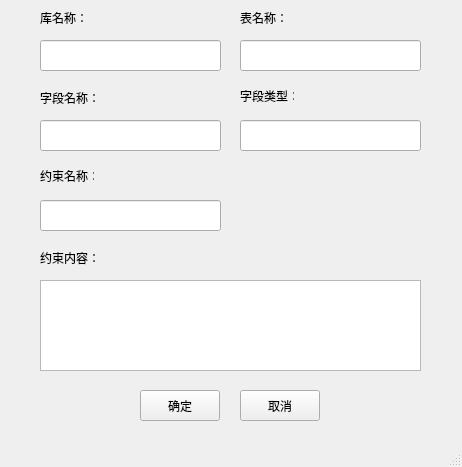
Old version of the form tbl_createwindow.ui in the repository aSquade/FirstDBMS.
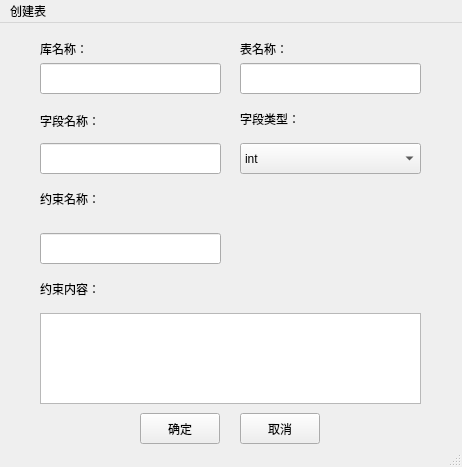
New version of the form.

```diff
--- a/tbl_createwindow.ui
+++ b/tbl_createwindow.ui
@@ -20,7 +20,7 @@
       <x>240</x>
       <y>10</y>
       <width>171</width>
-      <height>16</height>
+      <height>31</height>
      </rect>
     </property>
     <property name="text">
@@ -90,32 +90,22 @@
     <property name="geometry">
      <rect>
       <x>240</x>
-      <y>90</y>
-      <width>54</width>
-      <height>12</height>
+      <y>75</y>
+      <width>81</width>
+      <height>41</height>
      </rect>
     </property>
     <property name="text">
      <string>字段类型：</string>
     </property>
    </widget>
-   <widget class="QLineEdit" name="columnType">
-    <property name="geometry">
-     <rect>
-      <x>240</x>
-      <y>120</y>
-      <width>181</width>
-      <height>31</height>
-     </rect>
-    </property>
-   </widget>
    <widget class="QLabel" name="label_4">
     <property name="geometry">
      <rect>
       <x>40</x>
-      <y>170</y>
-      <width>54</width>
-      <height>12</height>
+      <y>160</y>
+      <width>91</width>
+      <height>31</height>
      </rect>
     </property>
     <property name="text">
@@ -126,7 +116,7 @@
     <property name="geometry">
      <rect>
       <x>40</x>
-      <y>200</y>
+      <y>210</y>
       <width>181</width>
       <height>31</height>
      </rect>
@@ -137,8 +127,8 @@
      <rect>
       <x>40</x>
       <y>250</y>
-      <width>61</width>
-      <height>16</height>
+      <width>171</width>
+      <height>31</height>
      </rect>
     </property>
     <property name="text">
@@ -149,7 +139,7 @@
     <property name="geometry">
      <rect>
       <x>40</x>
-      <y>280</y>
+      <y>290</y>
       <width>381</width>
       <height>91</height>
      </rect>
@@ -161,7 +151,7 @@
       <x>40</x>
       <y>10</y>
       <width>171</width>
-      <height>16</height>
+      <height>31</height>
      </rect>
     </property>
     <property name="text">
@@ -178,6 +168,41 @@
      </rect>
     </property>
    </widget>
+   <widget class="QComboBox" name="columnType">
+    <property name="geometry">
+     <rect>
+      <x>240</x>
+      <y>120</y>
+      <width>181</width>
+      <height>31</height>
+     </rect>
+    </property>
+    <item>
+     <property name="text">
+      <string>int</string>
+     </property>
+    </item>
+    <item>
+     <property name="text">
+      <string>double</string>
+     </property>
+    </item>
+    <item>
+     <property name="text">
+      <string>varchar</string>
+     </property>
+    </item>
+    <item>
+     <property name="text">
+      <string>bool</string>
+     </property>
+    </item>
+    <item>
+     <property name="text">
+      <string>datetime</string>
+     </property>
+    </item>
+   </widget>
   </widget>
   <widget class="QMenuBar" name="menubar">
    <property name="geometry">
@@ -188,6 +213,12 @@
      <height>22</height>
     </rect>
    </property>
+   <widget class="QMenu" name="menu">
+    <property name="title">
+     <string>创建表</string>
+    </property>
+   </widget>
+   <addaction name="menu"/>
   </widget>
   <widget class="QStatusBar" name="statusbar"/>
  </widget>
```
